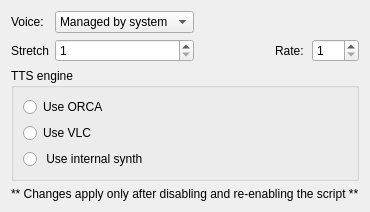
Old version of the form kwin/scripts/kwin-ocrwindow/contents/ui/config.ui in the repository lliurex/accesshelper.
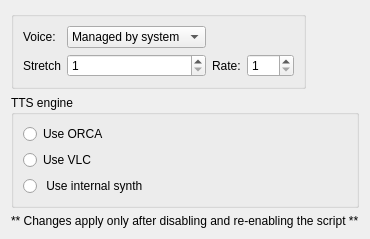
New version of the form.

Commit message: enable/disable voice

What changed in the file:
```diff
--- a/kwin/scripts/kwin-ocrwindow/contents/ui/config.ui
+++ b/kwin/scripts/kwin-ocrwindow/contents/ui/config.ui
@@ -12,6 +12,9 @@
   </property>
   <layout class="QGridLayout" name="formLayout">
    <item row="0" column="0">
+    <widget class="QGroupBox" name="groupVoice">
+      <layout class="QGridLayout" name="voiceLayout">
+       <item row="0" column="0">
     <widget class="QLabel" name="label">
      <property name="text">
       <string>Voice:</string>
@@ -88,6 +91,9 @@
        </property>
       </widget>
      </item>
+      </layout>
+    </widget>
+    </item>
 
 	<item row="3" column="0" colspan="6">
       <widget class="QGroupBox">
```
Left out of the diff: 15 changed lines with no effect on the pictures. Lines whose indentation alone changed are shown as unchanged.
